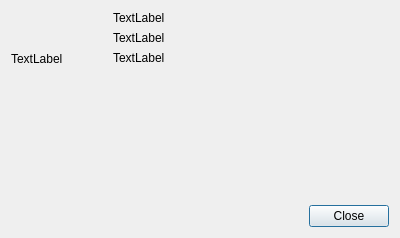
The window that examples/GuiClient/profileDialog.ui (mtdcr/QXmpp) describes before a commit, drawn with Qt 5.
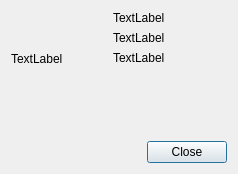
The same window after the commit.

What changed in the file:
```diff
--- a/examples/GuiClient/profileDialog.ui
+++ b/examples/GuiClient/profileDialog.ui
@@ -6,8 +6,8 @@
    <rect>
     <x>0</x>
     <y>0</y>
-    <width>400</width>
-    <height>238</height>
+    <width>238</width>
+    <height>174</height>
    </rect>
   </property>
   <property name="windowTitle">
@@ -18,6 +18,9 @@
     <layout class="QHBoxLayout" name="horizontalLayout">
      <item>
       <layout class="QVBoxLayout" name="verticalLayout_2">
+       <property name="sizeConstraint">
+        <enum>QLayout::SetFixedSize</enum>
+       </property>
        <item>
         <widget class="QLabel" name="label_avatar">
          <property name="sizePolicy">
@@ -79,6 +82,12 @@
          <property name="text">
           <string>TextLabel</string>
          </property>
+         <property name="wordWrap">
+          <bool>true</bool>
+         </property>
+         <property name="textInteractionFlags">
+          <set>Qt::LinksAccessibleByMouse|Qt::TextSelectableByKeyboard|Qt::TextSelectableByMouse</set>
+         </property>
         </widget>
        </item>
        <item>
```
Left out of the diff: 18 changed lines with no effect on the pictures.
